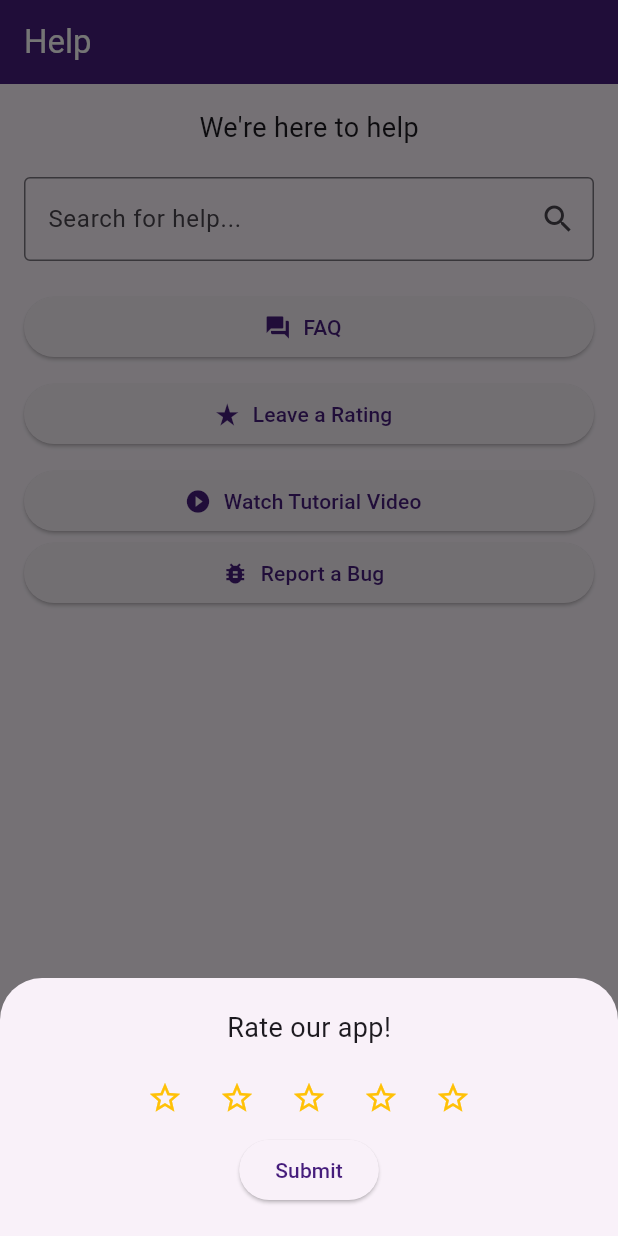
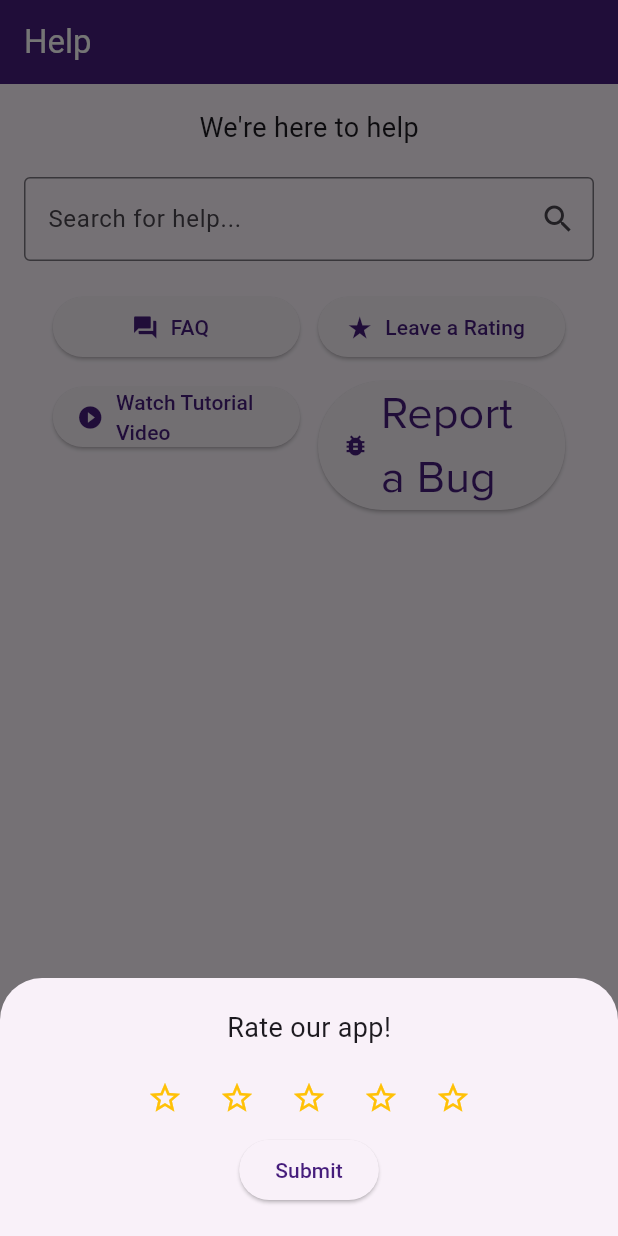
Before and after one commit to loraavie/branded_tour_app, a Flutter app: the screen it shows after launch, item 3 of the bottom bar chosen, after a tap on "Leave a Rating", on a phone screen of 412 x 824 dp. Run offline on Flutter 3.47's test engine with Material 3 defaults, Android fonts, the phone set to English and light mode, and no system bars; our stand-ins replace video_player, youtube_player_flutter.

Commit message:
font implemented (for now)

```diff
--- a/lib/main.dart
+++ b/lib/main.dart
@@ -341,7 +341,16 @@ class HelpScreen extends StatelessWidget {
             const SizedBox(height: 20),
 
             // FAQ Button
-            ElevatedButton.icon(
+            Wrap(
+              spacing: 12.0, // horizontal spacing between buttons
+              runSpacing: 12.0, // vertical spacing between rows
+              alignment: WrapAlignment.center,
+              children: [
+                SizedBox(
+                  width:
+                      MediaQuery.of(context).size.width *
+                      0.4, // adjust width as needed
+                  child: ElevatedButton.icon(
                     onPressed: () {
                       // Navigate to FAQ screen or show dialog
                       showDialog(
@@ -364,23 +373,25 @@ class HelpScreen extends StatelessWidget {
                     icon: const Icon(Icons.question_answer),
                     label: const Text('FAQ'),
                   ),
-            const SizedBox(height: 10),
+                ),
                 // Leave a Rating
-            ElevatedButton.icon(
+                SizedBox(
+                  width: MediaQuery.of(context).size.width * 0.4,
+                  child: ElevatedButton.icon(
                     onPressed: () {
                       showModalBottomSheet(
                         context: context,
-                  builder: (context) {
-                    return const RatingSheet();
-                  },
+                        builder: (context) => const RatingSheet(),
                       );
                     },
                     icon: const Icon(Icons.star_rate),
                     label: const Text('Leave a Rating'),
                   ),
-            const SizedBox(height: 10),
+                ),
 
-            ElevatedButton.icon(
+                SizedBox(
+                  width: MediaQuery.of(context).size.width * 0.4,
+                  child: ElevatedButton.icon(
                     onPressed: () {
                       Navigator.push(
                         context,
@@ -392,8 +403,11 @@ class HelpScreen extends StatelessWidget {
                     icon: const Icon(Icons.play_circle_fill),
                     label: const Text('Watch Tutorial Video'),
                   ),
+                ),
                 // Report a Bug
-            ElevatedButton.icon(
+                SizedBox(
+                  width: MediaQuery.of(context).size.width * 0.4,
+                  child: ElevatedButton.icon(
                     onPressed: () {
                       // Replace with your bug report logic or URL
                       showDialog(
@@ -414,7 +428,17 @@ class HelpScreen extends StatelessWidget {
                       );
                     },
                     icon: const Icon(Icons.bug_report),
-              label: const Text('Report a Bug'),
+                    label: const Text(
+                      'Report a Bug',
+                      style: TextStyle(
+                        fontSize: 30,
+                        fontFamily: "Proximanova",
+                        fontWeight: FontWeight.w400,
+                      ),
+                    ),
+                  ),
+                ),
+              ],
             ),
           ],
         ),
```
Also changed, not shown: pubspec.yaml (+22 -2 lines), fonts/proximanova_black.otf (added), fonts/proximanova_black.ttf (added), fonts/proximanova_blackit.otf (added), fonts/proximanova_bold.otf (added), fonts/proximanova_boldit.otf (added), fonts/proximanova_extrabold.otf (added), fonts/proximanova_light.otf (added), fonts/proximanova_regular.ttf (added). Lines whose indentation alone changed are shown as unchanged.
